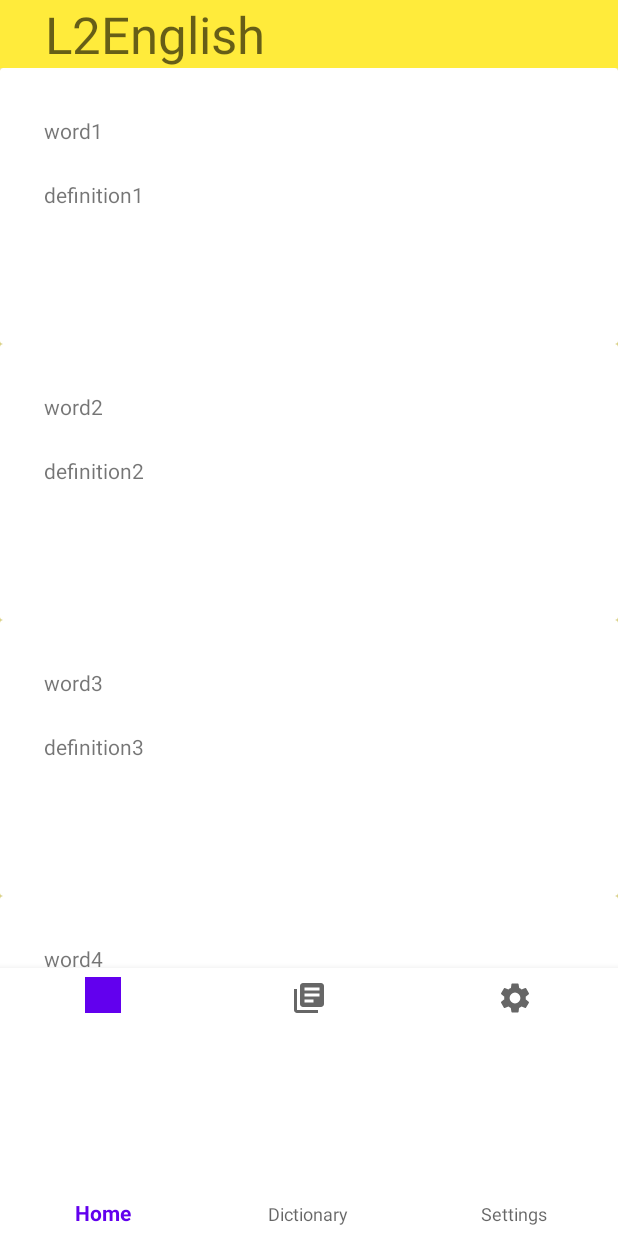
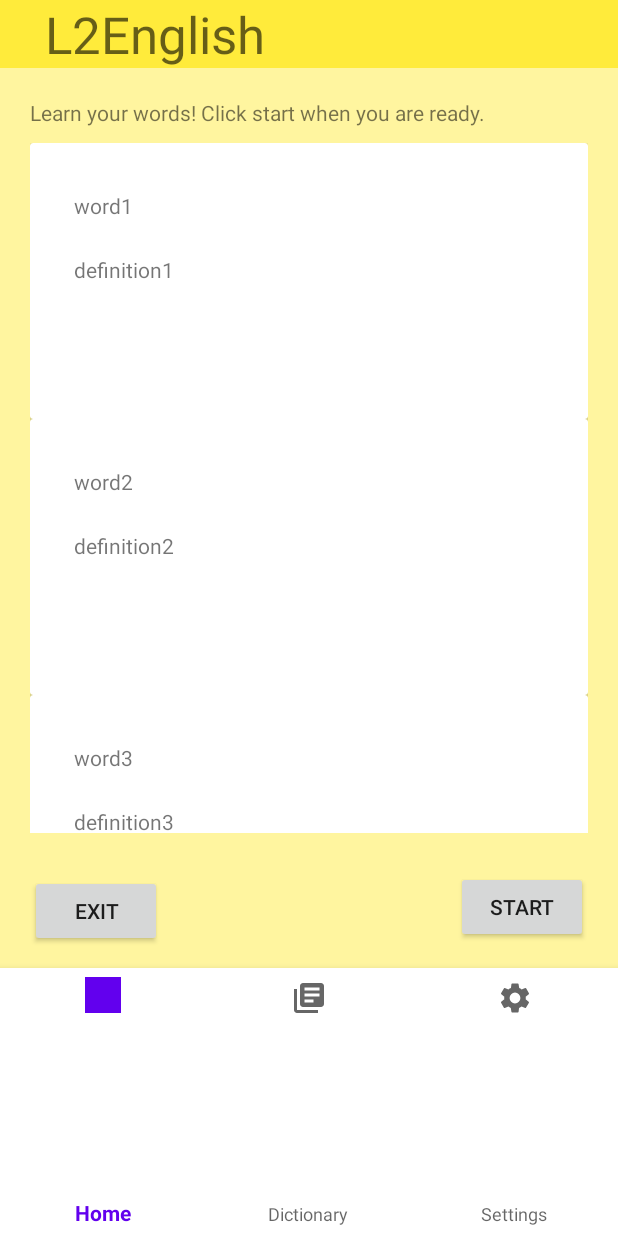
Before and after one commit to MaryJ0yc3/infs3634-group77, an Android app: the fragment WordListFragment placed in its activity, on a phone screen of 412 x 824 dp. Run offline under Robolectric (Android 15) with nearby library versions, the phone set to English and light mode, and no system bars; 1 statement that could not run was skipped.

Commit message:
updated UI for wordList fragment. Problem: the fragment opens on top and doesn't replace previous fragment - need to fix later.

```diff
--- a/app/src/main/res/layout/fragment_fight_screen.xml
+++ b/app/src/main/res/layout/fragment_fight_screen.xml
@@ -40,10 +40,10 @@
         android:layout_marginBottom="20dp"
         android:text="SKIP"
         app:layout_constraintBottom_toBottomOf="parent"
-        app:layout_constraintEnd_toStartOf="@+id/submitBtn" />
+        app:layout_constraintEnd_toStartOf="@+id/startBtn" />
 
     <Button
-        android:id="@+id/submitBtn"
+        android:id="@+id/startBtn"
         android:layout_width="wrap_content"
         android:layout_height="wrap_content"
         android:layout_marginEnd="20dp"
--- a/app/src/main/res/layout/fragment_word_list.xml
+++ b/app/src/main/res/layout/fragment_word_list.xml
@@ -1,5 +1,5 @@
 <?xml version="1.0" encoding="utf-8"?>
-<FrameLayout xmlns:android="http://schemas.android.com/apk/res/android"
+<androidx.constraintlayout.widget.ConstraintLayout xmlns:android="http://schemas.android.com/apk/res/android"
     xmlns:app="http://schemas.android.com/apk/res-auto"
     xmlns:tools="http://schemas.android.com/tools"
     android:layout_width="match_parent"
@@ -9,6 +9,45 @@
     <androidx.recyclerview.widget.RecyclerView
         android:id="@+id/rvWordListPreLearning"
         android:layout_width="match_parent"
-        android:layout_height="match_parent" />
+        android:layout_height="match_parent"
+        android:layout_marginStart="20dp"
+        android:layout_marginTop="50dp"
+        android:layout_marginEnd="20dp"
+        android:layout_marginBottom="90dp"
+        app:layout_constraintBottom_toBottomOf="parent"
+        app:layout_constraintEnd_toEndOf="parent"
+        app:layout_constraintHorizontal_bias="1.0"
+        app:layout_constraintStart_toStartOf="parent"
+        app:layout_constraintTop_toBottomOf="@+id/wordListInstructions" />
 
-</FrameLayout>
+    <Button
+        android:id="@+id/startBtn"
+        android:layout_width="wrap_content"
+        android:layout_height="wrap_content"
+        android:layout_marginTop="5dp"
+        android:layout_marginEnd="20dp"
+        android:text="START"
+        app:layout_constraintEnd_toEndOf="parent"
+        app:layout_constraintTop_toBottomOf="@+id/rvWordListPreLearning" />
+
+    <Button
+        android:id="@+id/exitBtn"
+        android:layout_width="wrap_content"
+        android:layout_height="wrap_content"
+        android:layout_marginTop="8dp"
+        android:layout_marginEnd="196dp"
+        android:text="EXIT"
+        app:layout_constraintEnd_toStartOf="@+id/startBtn"
+        app:layout_constraintTop_toBottomOf="@+id/rvWordListPreLearning" />
+
+    <TextView
+        android:id="@+id/wordListInstructions"
+        android:layout_width="wrap_content"
+        android:layout_height="wrap_content"
+        android:layout_marginStart="20dp"
+        android:layout_marginTop="20dp"
+        android:text="Learn your words! Click start when you are ready."
+        app:layout_constraintStart_toStartOf="parent"
+        app:layout_constraintTop_toTopOf="parent" />
+
+</androidx.constraintlayout.widget.ConstraintLayout>
--- a/app/src/main/res/layout/home_row.xml
+++ b/app/src/main/res/layout/home_row.xml
@@ -33,16 +33,6 @@
             app:layout_constraintTop_toTopOf="parent" />
 
         <TextView
-            android:id="@+id/highScore"
-            android:layout_width="wrap_content"
-            android:layout_height="wrap_content"
-            android:layout_marginEnd="16dp"
-            android:text="Best Score"
-            android:textAppearance="@style/TextAppearance.AppCompat.Medium"
-            app:layout_constraintEnd_toEndOf="parent"
-            app:layout_constraintTop_toTopOf="@+id/ivCategory" />
-
-        <TextView
             android:id="@+id/tvDesc"
             android:layout_width="wrap_content"
             android:layout_height="wrap_content"
```
Also changed, not shown: app/src/main/java/com/example/infs3634_group77/LearningFightScore/FightScreenFragment.java (line endings or trailing spaces).
